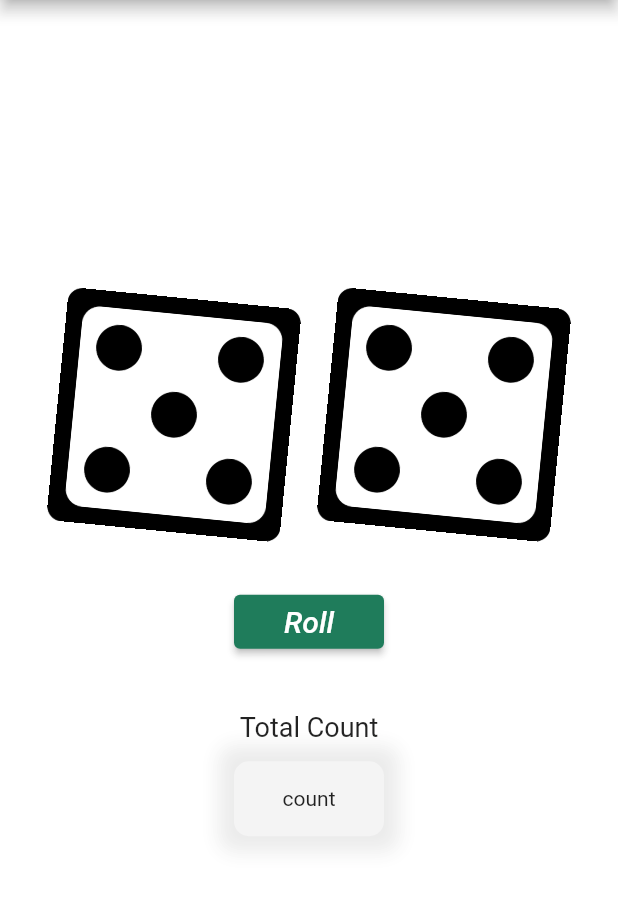
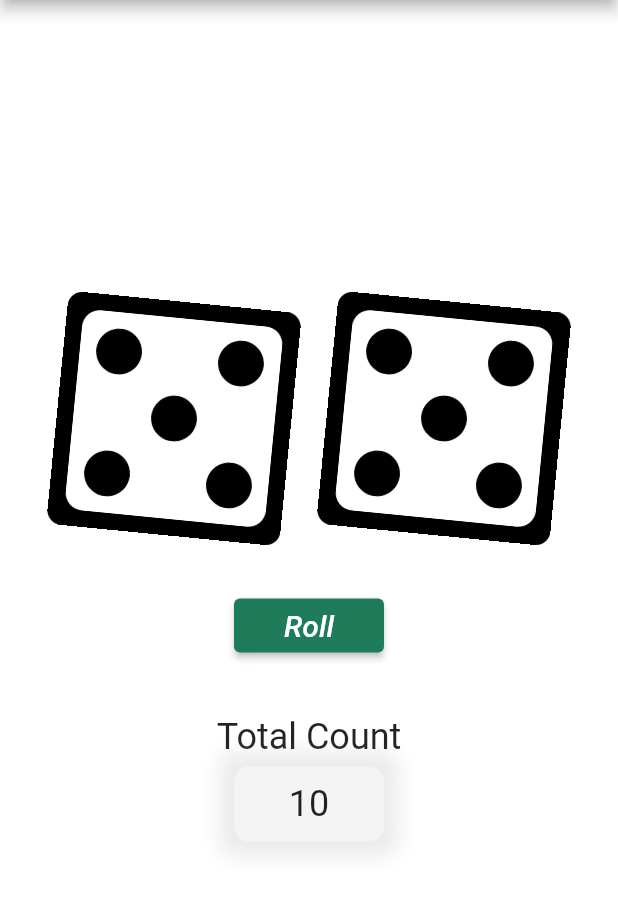
Before and after one commit to Inder-singh001/Rolling_dice_app, a Flutter app: the double_dice screen opened directly, after a tap on "Roll", on a phone screen of 412 x 824 dp, the part 84-1002 px from its top. Run offline on Flutter 3.47's test engine with Material 2 defaults, Android fonts, the phone set to English and light mode, and no system bars.

Commit message:
added_count_function

```diff
--- a/app/lib/double_dice.dart
+++ b/app/lib/double_dice.dart
@@ -14,6 +14,7 @@ class _double_diceState extends State<double_dice>
     with TickerProviderStateMixin {
   var leftdicenum = 1;
   var rightdicenum = 1;
+  int totalcount = 0;
   // var currentTabIndex = 0;
 
   void roll() {
@@ -21,6 +22,12 @@ class _double_diceState extends State<double_dice>
       leftdicenum = Random().nextInt(6) + 1;
       rightdicenum = Random().nextInt(6) + 1;
       _controller.forward(from: 0.0);
+    });
+  }
+
+  void count() {
+    setState(() {
+      totalcount = leftdicenum + rightdicenum;
     });
   }
 
@@ -90,7 +97,10 @@ class _double_diceState extends State<double_dice>
                   style: ElevatedButton.styleFrom(
                     primary: const Color.fromARGB(255, 31, 124, 91),
                   ),
-                  onPressed: roll,
+                  onPressed: () {
+                    roll();
+                    count();
+                  },
                   child: const Text(
                     'Roll',
                     style: TextStyle(fontSize: 20, fontStyle: FontStyle.italic),
@@ -105,10 +115,10 @@ class _double_diceState extends State<double_dice>
                 children: [
                   const Text(
                     'Total Count',
-                    style: TextStyle(fontSize: 18),
+                    style: TextStyle(fontSize: 24),
                   ),
                   Padding(
-                    padding: EdgeInsets.all(padding),
+                    padding: EdgeInsets.all(padding / 2),
                     child: Container(
                       width: 100,
                       height: 50,
@@ -123,7 +133,11 @@ class _double_diceState extends State<double_dice>
                           color: Color.fromARGB(255, 244, 244, 244),
                           borderRadius:
                               BorderRadius.all(Radius.circular(10.0))),
-                      child: const Center(child: Text('count')),
+                      child: Center(
+                          child: Text(
+                        '$totalcount',
+                        style: const TextStyle(fontSize: 24),
+                      )),
                     ),
                   )
                 ],
```
